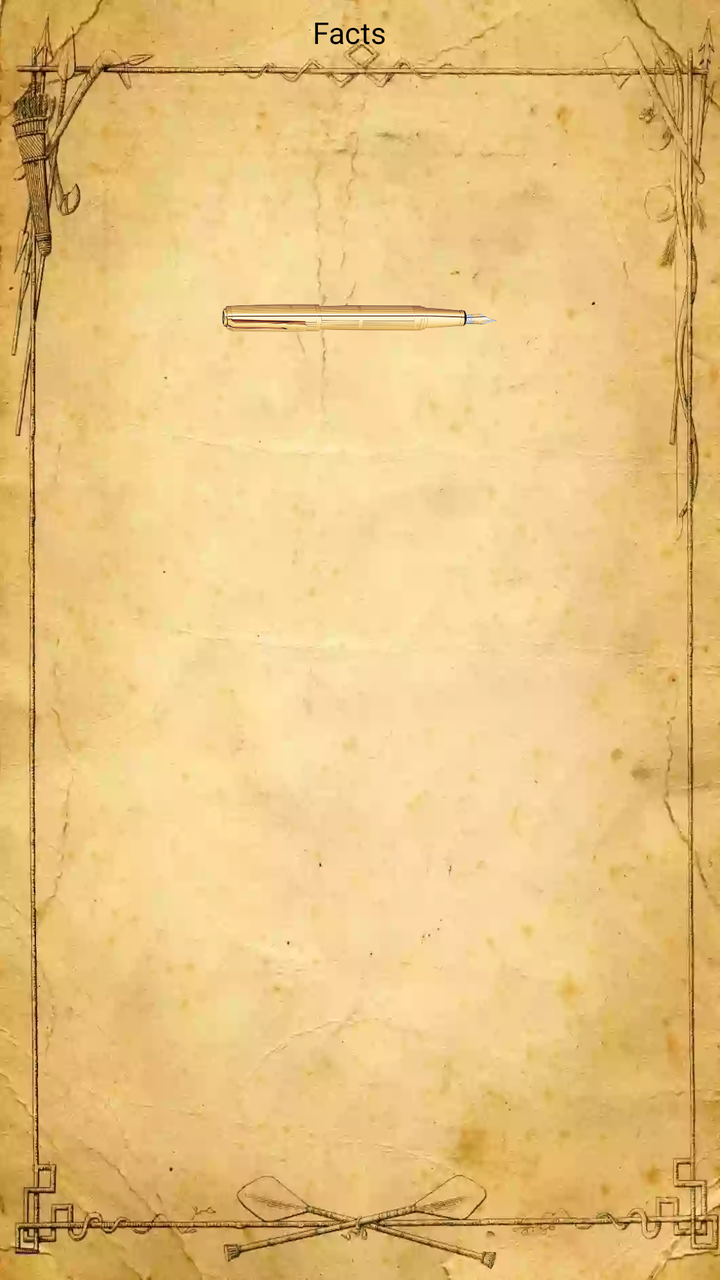
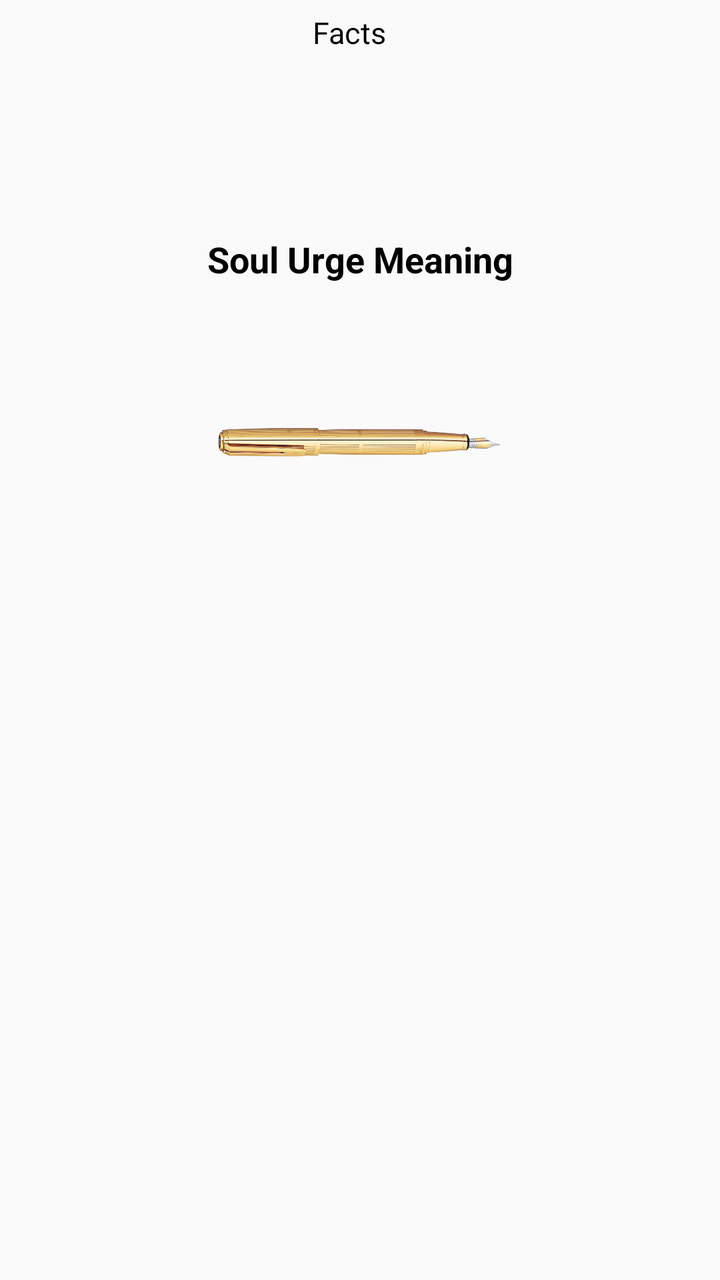

Compare the two renders of this Android layout. The source of the first and the diff that turns it into the second are given below.
<!-- AndroidManifest.xml: application theme AppTheme -->
<!-- res/layout/activity_soul_urge.xml -->
<?xml version="1.0" encoding="utf-8"?>
<RelativeLayout xmlns:android="http://schemas.android.com/apk/res/android"
    xmlns:app="http://schemas.android.com/apk/res-auto"
    xmlns:tools="http://schemas.android.com/tools"
    android:layout_width="match_parent"
    android:layout_height="match_parent"
    android:background="@drawable/dobpaper"
    tools:context=".Soul_urge">


    <LinearLayout
        android:id="@+id/Facts"
        android:layout_width="match_parent"
        android:layout_height="wrap_content"
        android:layout_marginTop="6dp"
        android:gravity="center"
        android:orientation="horizontal"

        >

        <TextView
            android:layout_width="wrap_content"
            android:layout_height="wrap_content"
            android:text="@string/facts_about"
            android:textColor="@android:color/black"
            android:textSize="15sp" />

        <TextView
            android:id="@+id/facts_about"
            android:layout_width="wrap_content"
            android:layout_height="wrap_content"
            android:layout_gravity="center"
            android:layout_marginStart="10dp"
            android:layout_marginLeft="10dp"
            android:text=""
            android:textColor="@android:color/black"


            android:textSize="15sp" />
    </LinearLayout>


    <ScrollView
        android:id="@+id/scroll"
        android:layout_width="match_parent"
        android:layout_height="wrap_content"
        android:paddingHorizontal="35dp"
        android:paddingVertical="50dp"
        android:scrollbars="none"
        tools:ignore="UnusedAttribute,UselessParent">

        <LinearLayout
            android:id="@+id/linear1"
            android:layout_width="match_parent"
            android:layout_height="wrap_content"
            android:orientation="vertical">

            <TextView
                android:id="@+id/soulUrge_Number"
                android:layout_width="match_parent"
                android:layout_height="match_parent"
                android:layout_gravity="center"
                android:gravity="center"
                android:textColor="@android:color/black"
                android:textSize="20sp" />

            <TextView
                android:id="@+id/SoulUrge_data"
                android:layout_width="match_parent"
                android:layout_height="wrap_content"
                android:layout_gravity="center"
                android:layout_marginTop="20dp"
                android:gravity="center"
                android:text=""
                android:textColor="@color/black"
                android:textSize="15sp" />

            <ImageView
                android:id="@+id/nextScreen"
                android:layout_width="146dp"
                android:layout_height="80dp"
                android:layout_gravity="center"
                android:src="@drawable/pen_next" />


        </LinearLayout>

    </ScrollView>


</RelativeLayout>
<!-- resources referenced by this layout -->
<resources>
  <color name="black">#000000</color>
  <!-- drawable dobpaper: webp bitmap (drawable-hdpi, 24724 bytes) -->
  <!-- drawable pen_next: webp bitmap (drawable-hdpi, 66100 bytes) -->
  <string name="facts_about">Facts</string>
  <style name="AppTheme" parent="Theme.AppCompat.Light.NoActionBar">
          
          <item name="colorPrimary">@color/colorPrimary</item>
          <item name="colorPrimaryDark">@color/colorPrimaryDark</item>
          <item name="colorAccent">@color/colorAccent</item>
          <item name="color">@color/black</item>
      </style>
  <color name="colorPrimary">#000000</color>
  <color name="colorPrimaryDark">#000000</color>
  <color name="colorAccent">@android:color/holo_orange_dark</color>
</resources>

<!-- the commit's change to res/layout/activity_soul_urge.xml (unified diff, before → after) -->
@@ -1,12 +1,10 @@
 <?xml version="1.0" encoding="utf-8"?>
 <RelativeLayout xmlns:android="http://schemas.android.com/apk/res/android"
-    xmlns:app="http://schemas.android.com/apk/res-auto"
     xmlns:tools="http://schemas.android.com/tools"
+    android:id="@+id/root_soul_urge"
     android:layout_width="match_parent"
     android:layout_height="match_parent"
-    android:background="@drawable/dobpaper"
     tools:context=".Soul_urge">
-
 
     <LinearLayout
         android:id="@+id/Facts"
@@ -14,9 +12,7 @@
         android:layout_height="wrap_content"
         android:layout_marginTop="6dp"
         android:gravity="center"
-        android:orientation="horizontal"
-
-        >
+        android:orientation="horizontal">
 
         <TextView
             android:layout_width="wrap_content"
@@ -31,23 +27,20 @@
             android:layout_height="wrap_content"
             android:layout_gravity="center"
             android:layout_marginStart="10dp"
-            android:layout_marginLeft="10dp"
             android:text=""
             android:textColor="@android:color/black"
-
-
             android:textSize="15sp" />
     </LinearLayout>
-
 
     <ScrollView
         android:id="@+id/scroll"
         android:layout_width="match_parent"
         android:layout_height="wrap_content"
+        android:layout_below="@+id/Facts"
         android:paddingHorizontal="35dp"
-        android:paddingVertical="50dp"
+        android:paddingVertical="40dp"
         android:scrollbars="none"
-        tools:ignore="UnusedAttribute,UselessParent">
+        tools:ignore="UselessParent">
 
         <LinearLayout
             android:id="@+id/linear1"
@@ -58,34 +51,44 @@
             <TextView
                 android:id="@+id/soulUrge_Number"
                 android:layout_width="match_parent"
-                android:layout_height="match_parent"
+                android:layout_height="wrap_content"
                 android:layout_gravity="center"
                 android:gravity="center"
                 android:textColor="@android:color/black"
                 android:textSize="20sp" />
 
             <TextView
+                android:id="@+id/soul_data_heading"
+                android:layout_width="match_parent"
+                android:layout_height="wrap_content"
+                android:layout_gravity="center"
+                android:layout_marginTop="24dp"
+                android:gravity="center"
+                android:text="@string/soul_meaning"
+                android:textColor="@color/black"
+                android:textSize="18sp"
+                android:textStyle="bold" />
+
+            <TextView
                 android:id="@+id/SoulUrge_data"
                 android:layout_width="match_parent"
                 android:layout_height="wrap_content"
-                android:layout_gravity="center"
-                android:layout_marginTop="20dp"
-                android:gravity="center"
+                android:layout_marginTop="16dp"
+                android:gravity="start"
+                android:lineSpacingMultiplier="1.3"
                 android:text=""
                 android:textColor="@color/black"
-                android:textSize="15sp" />
+                android:textSize="16sp" />
 
             <ImageView
                 android:id="@+id/nextScreen"
-                android:layout_width="146dp"
+                android:layout_width="150dp"
                 android:layout_height="80dp"
                 android:layout_gravity="center"
+                android:contentDescription="@string/new_reading"
                 android:src="@drawable/pen_next" />
 
-
         </LinearLayout>
-
     </ScrollView>
 
-
 </RelativeLayout>
<!-- resource entries referenced after the edit -->
@@ -1,15 +1,15 @@
 <!-- resources referenced by this layout -->
 <resources>
   <color name="black">#000000</color>
-  <!-- drawable dobpaper: webp bitmap (drawable-hdpi, 24724 bytes) -->
-  <!-- drawable pen_next: webp bitmap (drawable-hdpi, 66100 bytes) -->
+  <!-- drawable pen_next: webp bitmap (drawable-nodpi, 66100 bytes) -->
   <string name="facts_about">Facts</string>
+  <string name="new_reading">New Reading</string>
+  <string name="soul_meaning">Soul Urge Meaning</string>
   <style name="AppTheme" parent="Theme.AppCompat.Light.NoActionBar">
           
           <item name="colorPrimary">@color/colorPrimary</item>
           <item name="colorPrimaryDark">@color/colorPrimaryDark</item>
           <item name="colorAccent">@color/colorAccent</item>
-          <item name="color">@color/black</item>
       </style>
   <color name="colorPrimary">#000000</color>
   <color name="colorPrimaryDark">#000000</color>
